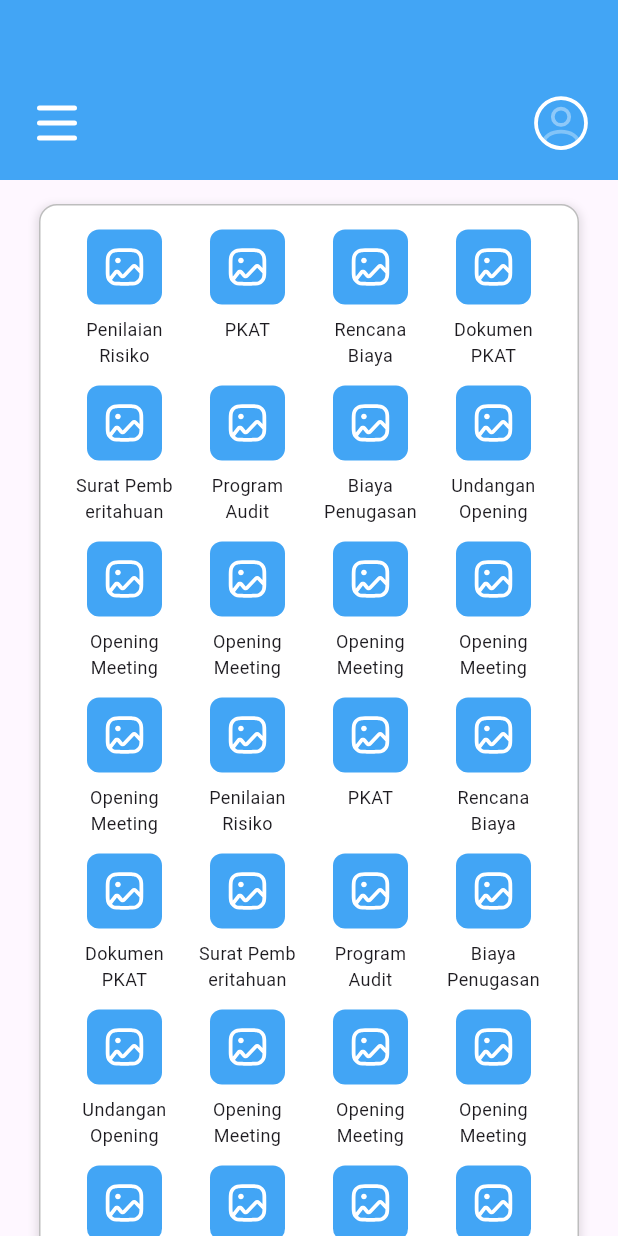
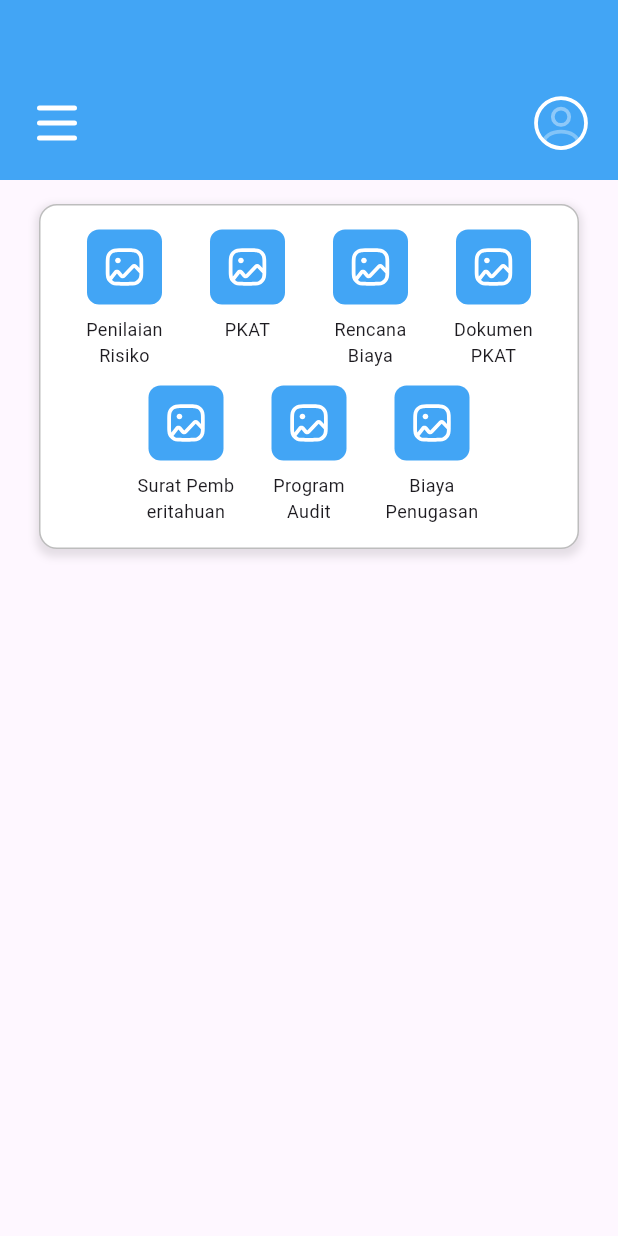
Before and after one commit to Choconut06/AuditApp_magang, a Flutter app: the HomePage screen opened directly, on a phone screen of 412 x 824 dp. Run offline on Flutter 3.47's test engine with Material 3 defaults, Android fonts, the phone set to English and light mode, and no system bars; our stand-ins replace carousel_slider, flutter_svg.

Commit message:
routing homepage/mainmenu

```diff
--- a/lib/model/mainmenu.dart
+++ b/lib/model/mainmenu.dart
@@ -1,4 +1,10 @@
 import 'package:flutter/material.dart';
+import 'package:audit_app_magang/pages/risk_assessment.dart';
+import 'package:audit_app_magang/pages/pkatpage.dart';
+import 'package:audit_app_magang/pages/dokumen_pkatpage.dart';
+import 'package:audit_app_magang/pages/surat_pemberitahuanpage.dart';
+import 'package:audit_app_magang/pages/program__auditpage.dart';
+import 'package:audit_app_magang/pages/biaya_penugasanpage.dart';
 
 class MainMenuModel {
   String name;
@@ -70,181 +76,6 @@ class MainMenuModel {
         boxColor: Colors.blue.shade400,
       ),
     );
-
-    mainMenu.add(
-      MainMenuModel(
-        name: 'Undangan Opening',
-        iconPath: 'assets/icons/pictures.svg',
-        boxColor: Colors.blue.shade400,
-      ),
-    );
-
-    mainMenu.add(
-      MainMenuModel(
-        name: 'Opening Meeting',
-        iconPath: 'assets/icons/pictures.svg',
-        boxColor: Colors.blue.shade400,
-      ),
-    );
-
-    mainMenu.add(
-      MainMenuModel(
-        name: 'Opening Meeting',
-        iconPath: 'assets/icons/pictures.svg',
-        boxColor: Colors.blue.shade400,
-      ),
-    );
-
-    mainMenu.add(
-      MainMenuModel(
-        name: 'Opening Meeting',
-        iconPath: 'assets/icons/pictures.svg',
-        boxColor: Colors.blue.shade400,
-      ),
-    );
-
-    mainMenu.add(
-      MainMenuModel(
-        name: 'Opening Meeting',
-        iconPath: 'assets/icons/pictures.svg',
-        boxColor: Colors.blue.shade400,
-      ),
-    );
-
-    mainMenu.add(
-      MainMenuModel(
-        name: 'Opening Meeting',
-        iconPath: 'assets/icons/pictures.svg',
-        boxColor: Colors.blue.shade400,
-      ),
-    );
-    mainMenu.add(
-      MainMenuModel(
-        name: 'Penilaian Risiko',
-        iconPath: 'assets/icons/pictures.svg',
-        boxColor: Colors.blue.shade400,
-      ),
-    );
-
-    mainMenu.add(
-      MainMenuModel(
-        name: 'PKAT',
-        iconPath: 'assets/icons/pictures.svg',
-        boxColor: Colors.blue.shade400,
-      ),
-    );
-
-    mainMenu.add(
-      MainMenuModel(
-        name: 'Rencana Biaya',
-        iconPath: 'assets/icons/pictures.svg',
-        boxColor: Colors.blue.shade400,
-      ),
-    );
-
-    mainMenu.add(
-      MainMenuModel(
-        name: 'Dokumen PKAT',
-        iconPath: 'assets/icons/pictures.svg',
-        boxColor: Colors.blue.shade400,
-      ),
-    );
-
-    mainMenu.add(
-      MainMenuModel(
-        name: 'Surat Pemberitahuan',
-        iconPath: 'assets/icons/pictures.svg',
-        boxColor: Colors.blue.shade400,
-      ),
-    );
-
-    mainMenu.add(
-      MainMenuModel(
-        name: 'Program Audit',
-        iconPath: 'assets/icons/pictures.svg',
-        boxColor: Colors.blue.shade400,
-      ),
-    );
-
-    mainMenu.add(
-      MainMenuModel(
-        name: 'Biaya Penugasan',
-        iconPath: 'assets/icons/pictures.svg',
-        boxColor: Colors.blue.shade400,
-      ),
-    );
-
-    mainMenu.add(
-      MainMenuModel(
-        name: 'Undangan Opening',
-        iconPath: 'assets/icons/pictures.svg',
-        boxColor: Colors.blue.shade400,
-      ),
-    );
-
-    mainMenu.add(
-      MainMenuModel(
-        name: 'Opening Meeting',
-        iconPath: 'assets/icons/pictures.svg',
-        boxColor: Colors.blue.shade400,
-      ),
-    );
-
-    mainMenu.add(
-      MainMenuModel(
-        name: 'Opening Meeting',
-        iconPath: 'assets/icons/pictures.svg',
-        boxColor: Colors.blue.shade400,
-      ),
-    );
-
-    mainMenu.add(
-      MainMenuModel(
-        name: 'Opening Meeting',
-        iconPath: 'assets/icons/pictures.svg',
-        boxColor: Colors.blue.shade400,
-      ),
-    );
-
-    mainMenu.add(
-      MainMenuModel(
-        name: 'Opening Meeting',
-        iconPath: 'assets/icons/pictures.svg',
-        boxColor: Colors.blue.shade400,
-      ),
-    );
-
-    mainMenu.add(
-      MainMenuModel(
-        name: 'Opening Meeting',
-        iconPath: 'assets/icons/pictures.svg',
-        boxColor: Colors.blue.shade400,
-      ),
-    );
-
-    mainMenu.add(
-      MainMenuModel(
-        name: 'Surat Pemberitahuan',
-        iconPath: 'assets/icons/pictures.svg',
-        boxColor: Colors.blue.shade400,
-      ),
-    );
-
-    mainMenu.add(
-      MainMenuModel(
-        name: 'Program Audit',
-        iconPath: 'assets/icons/pictures.svg',
-        boxColor: Colors.blue.shade400,
-      ),
-    );
-
-    mainMenu.add(
-      MainMenuModel(
-        name: 'Biaya Penugasan',
-        iconPath: 'assets/icons/pictures.svg',
-        boxColor: Colors.blue.shade400,
-      ),
-    );
     return mainMenu;
   }
 }
--- a/lib/pages/AddRiskPage.dart
+++ b/lib/pages/AddRiskPage.dart
@@ -15,7 +15,7 @@ class _AddRiskPageState extends State<AddRiskPage> {
     "jenis": "",
     "objek": "",
     "sasaran": "",
-    "reverensi": "",
+    "revisi": "",
     "status": "",
   };
 
@@ -34,7 +34,7 @@ class _AddRiskPageState extends State<AddRiskPage> {
               _buildTextField("jenis", "Jenis Audit"),
               _buildTextField("objek", "Objek Audit"),
               _buildTextField("sasaran", "Sasaran"),
-              _buildTextField("reverensi", "Reverensi"),
+              _buildTextField("revisi", "Revisi"),
               _buildTextField("status", "Status"),
               const SizedBox(height: 20),
               ElevatedButton(
--- a/lib/pages/pkatpage.dart
+++ b/lib/pages/pkatpage.dart
@@ -31,7 +31,6 @@ class _PkatPageState extends State<PkatPage> {
       "status": "Disetujui",
       "noRevisi": "R001",
     },
-    // Tambah data dummy lainnya jika perlu
   ];
 
   @override
```
Also changed, not shown: lib/pages/homepage.dart (+61 -1 lines), lib/pages/risk_assessment.dart (+4 -4 lines), pubspec.lock.
